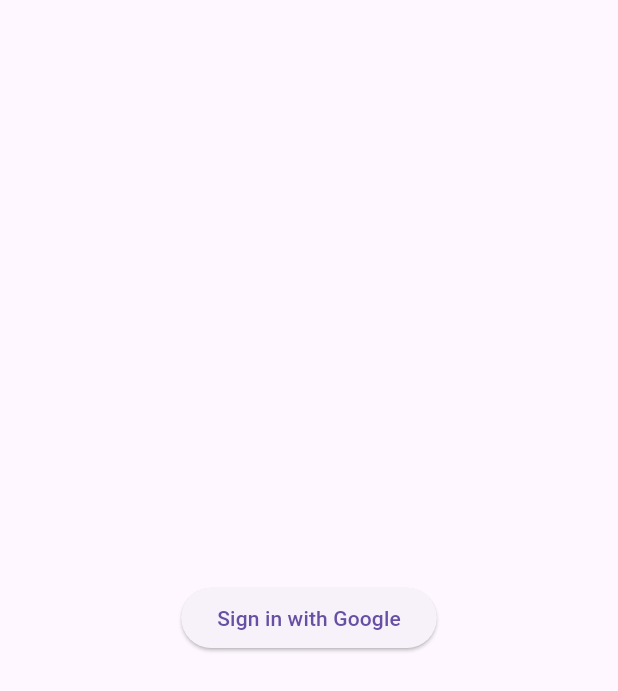
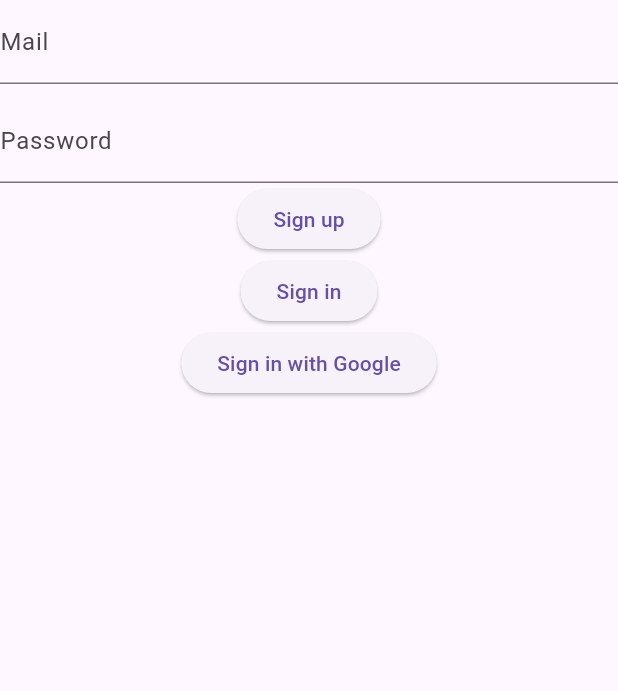
Before and after one commit to SuperShuka/fitness_app, a Flutter app: the screen it shows after launch, on a phone screen of 412 x 824 dp. Shown: the top 691 px of the screen. Run offline on Flutter 3.47's test engine with Material 3 defaults, Android fonts, the phone set to English and light mode, and no system bars; our stand-ins replace cloud_firestore, firebase_auth, firebase_core, google_sign_in; accounts and stored records are empty.

Commit message:
initial commit

```diff
--- a/lib/screens/auth_wrapper.dart
+++ b/lib/screens/auth_wrapper.dart
@@ -24,10 +24,8 @@ class AuthWrapper extends StatelessWidget {
               builder: (context, snapshot) {
                 if (snapshot.connectionState == ConnectionState.done) {
                   if (snapshot.data != null && snapshot.data!.exists) {
-                    print("moved to main");
                     return MainScreen();
                   } else {
-                    print("moved to profile");
                     return ProfileScreen();
                   }
                 }
--- a/lib/screens/login_screen.dart
+++ b/lib/screens/login_screen.dart
@@ -5,12 +5,54 @@ import 'main_screen.dart';
 
 class LoginScreen extends StatelessWidget {
   final AuthService _authService = AuthService();
+  final _formKey = GlobalKey<FormState>();
+
+  TextEditingController _passwordController = TextEditingController();
+  TextEditingController _emailController = TextEditingController();
+
+  Future<void> signIn() async {
+    _authService.signIn(email: _emailController.text, password: _passwordController.text);
+  }
+
+  Future<void> signUp() async {
+    _authService.signUp(email: _emailController.text, password: _passwordController.text);
+  }
 
   @override
   Widget build(BuildContext context) {
     return Scaffold(
       body: Center(
-        child: ElevatedButton(
+        child: Form(
+          key: _formKey,
+          child: Column(
+            children: [
+              TextFormField(
+                controller: _emailController,
+                keyboardType: TextInputType.number,
+                decoration: InputDecoration(labelText: "Mail"),
+                validator: (value) => value!.isEmpty ? "Enter your mail" : null,
+              ),
+              SizedBox(height: 10),
+              TextFormField(
+                controller: _passwordController,
+                keyboardType: TextInputType.number,
+                decoration: InputDecoration(labelText: "Password"),
+                validator: (value) =>
+                    value!.isEmpty ? "Enter your password" : null,
+              ),
+              ElevatedButton(
+                onPressed: () async {
+                  _authService.signUp(email: _emailController.text, password: _passwordController.text);
+                },
+                child: Text("Sign up"),
+              ),
+              ElevatedButton(
+                onPressed: () async {
+                  _authService.signIn(email: _emailController.text, password: _passwordController.text);
+                },
+                child: Text("Sign in"),
+              ),
+              ElevatedButton(
                 onPressed: () async {
                   User? user = await _authService.signInWithGoogle();
                   if (user != null) {
@@ -18,13 +60,15 @@ class LoginScreen extends StatelessWidget {
                       context,
                       MaterialPageRoute(builder: (context) => MainScreen()),
                     );
-            }
-            else {
+                  } else {
                     print("Error");
                   }
                 },
                 child: Text("Sign in with Google"),
               ),
+            ],
+          ),
+        ),
       ),
     );
   }
--- a/lib/services/auth_service.dart
+++ b/lib/services/auth_service.dart
@@ -4,6 +4,27 @@ import 'package:google_sign_in/google_sign_in.dart';
 class AuthService {
   final FirebaseAuth _auth = FirebaseAuth.instance;
   final GoogleSignIn _googleSignIn = GoogleSignIn();
+
+  Future signUp({required String email, required String password}) async {
+    try {
+      await _auth.createUserWithEmailAndPassword(
+        email: email,
+        password: password,
+      );
+      return null;
+    } on FirebaseAuthException catch (e) {
+      return e.message;
+    }
+  }
+
+  Future signIn({required String email, required String password}) async {
+    try {
+      await _auth.signInWithEmailAndPassword(email: email, password: password);
+      return null;
+    } on FirebaseAuthException catch (e) {
+      return e.message;
+    }
+  }
 
   Future<User?> signInWithGoogle() async {
     try {
```
Also changed, not shown: lib/utils/validator.dart (added, +46 -0 lines). Lines whose indentation alone changed are shown as unchanged.
